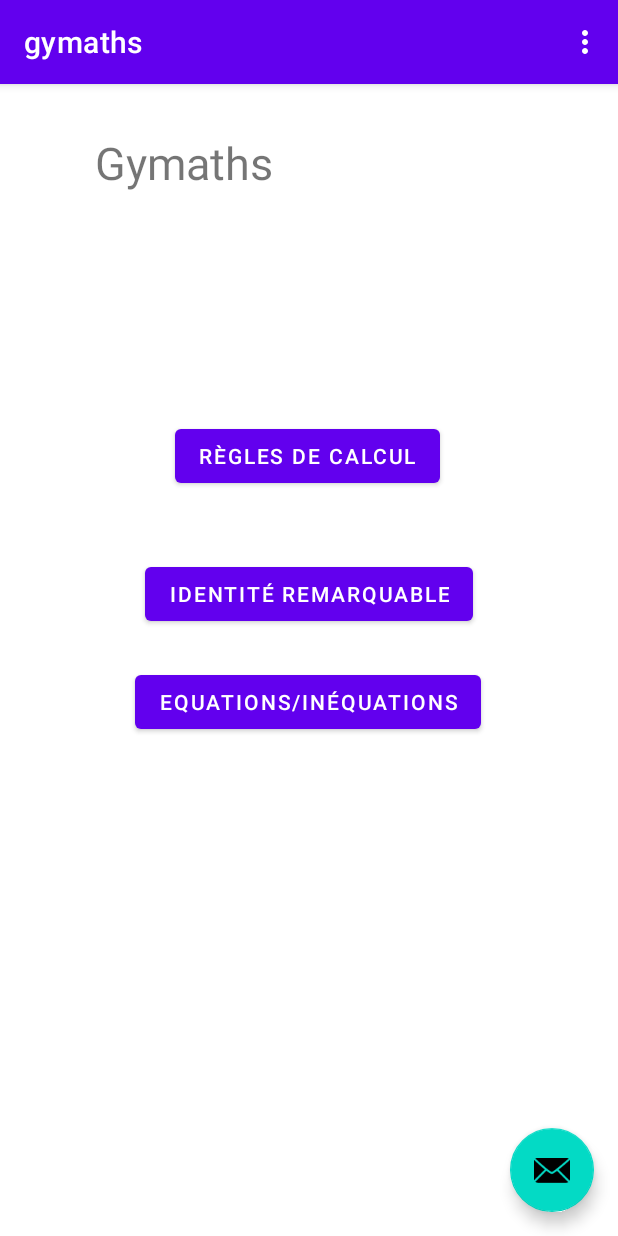
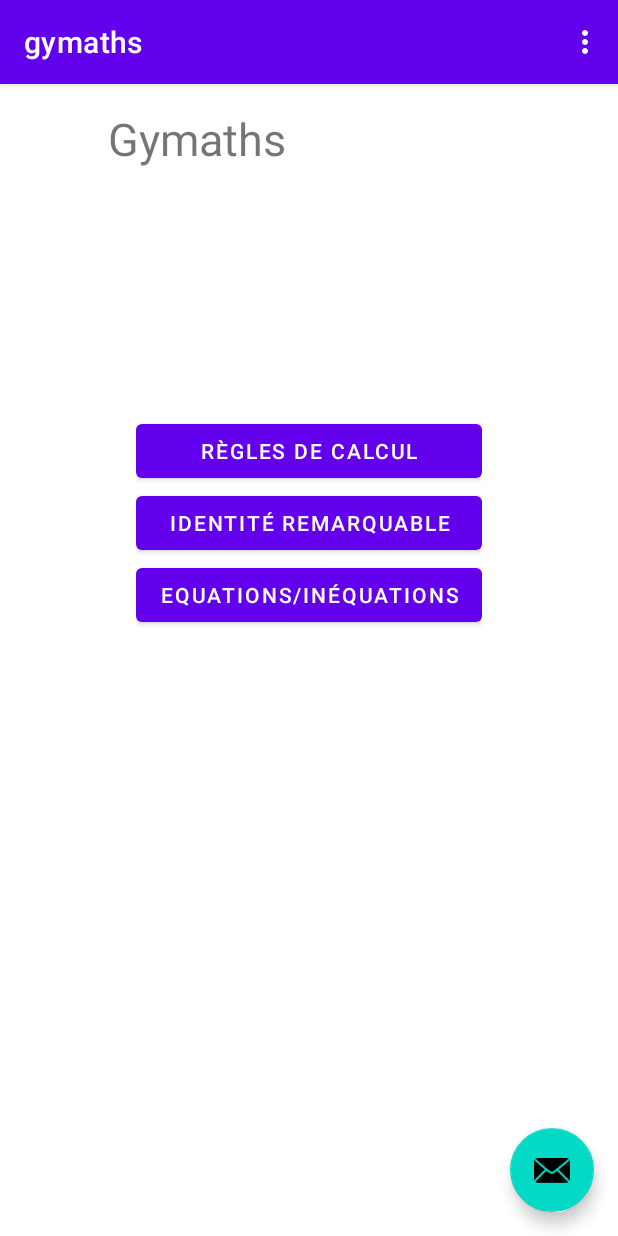
Before and after one commit to TheBoje/Gymaths, an Android app: the screen it shows after launch (MainActivity), on a phone screen of 412 x 824 dp. Run offline under Robolectric (Android 15) with nearby library versions, the phone set to English and light mode, and no system bars.

Commit message:
Les boutons de l'écran principal ont des largeurs égales maintenant

```diff
--- a/gymaths/app/src/main/java/com/example/gymaths/FirstFragment.kt
+++ b/gymaths/app/src/main/java/com/example/gymaths/FirstFragment.kt
@@ -24,7 +24,7 @@ class FirstFragment : Fragment() {
     override fun onViewCreated(view: View, savedInstanceState: Bundle?) {
         super.onViewCreated(view, savedInstanceState)
 
-        view.findViewById<Button>(R.id.button_first).setOnClickListener {
+        view.findViewById<Button>(R.id.regle_calculs).setOnClickListener {
             findNavController().navigate(R.id.action_FirstFragment_to_SecondFragment)
         }
     }
--- a/gymaths/app/src/main/res/layout/fragment_first.xml
+++ b/gymaths/app/src/main/res/layout/fragment_first.xml
@@ -10,45 +10,96 @@
         android:id="@+id/textview_first"
         android:layout_width="wrap_content"
         android:layout_height="wrap_content"
-        android:layout_marginTop="32dp"
+        android:layout_marginStart="16dp"
+        android:layout_marginLeft="16dp"
+        android:layout_marginTop="16dp"
         android:text="@string/gymaths"
         android:textSize="30sp"
         app:layout_constraintEnd_toEndOf="parent"
-        app:layout_constraintHorizontal_bias="0.216"
+        app:layout_constraintHorizontal_bias="0.202"
         app:layout_constraintStart_toStartOf="parent"
         app:layout_constraintTop_toTopOf="parent"
         tools:text="Gymaths" />
 
-    <Button
-        android:id="@+id/button_first"
+    <TableLayout
         android:layout_width="wrap_content"
         android:layout_height="wrap_content"
-        android:text="@string/regle_calculs"
         app:layout_constraintBottom_toBottomOf="parent"
         app:layout_constraintEnd_toEndOf="parent"
-        app:layout_constraintHorizontal_bias="0.497"
         app:layout_constraintStart_toStartOf="parent"
-        app:layout_constraintTop_toBottomOf="@id/textview_first"
-        app:layout_constraintVertical_bias="0.234" />
+        app:layout_constraintTop_toBottomOf="@+id/textview_first">
+
+        <TableRow
+            android:layout_width="match_parent"
+            android:layout_height="match_parent">
+
+            <Button
+                android:id="@+id/regle_calculs"
+                android:layout_width="wrap_content"
+                android:layout_height="wrap_content"
+                android:layout_marginTop="100dp"
+                android:text="@string/regle_calculs" />
+        </TableRow>
+
+        <TableRow
+            android:layout_width="match_parent"
+            android:layout_height="match_parent">
+
+            <Button
+                android:id="@+id/idRemarquables_button"
+                android:layout_width="wrap_content"
+                android:layout_height="wrap_content"
+                android:text="@string/id_remarquables" />
+        </TableRow>
+
+        <TableRow
+            android:layout_width="match_parent"
+            android:layout_height="match_parent">
+
+            <Button
+                android:id="@+id/button2"
+                android:layout_width="wrap_content"
+                android:layout_height="wrap_content"
+                android:layout_marginBottom="340dp"
+                android:text="@string/eq_ineq" />
+        </TableRow>
+
+    </TableLayout>
+
+    <!-- <Button
+        android:id="@+id/regle_calculs"
+        android:layout_width="wrap_content"
+        android:layout_height="wrap_content"
+        android:layout_marginTop="100dp"
+        android:text="@string/regle_calculs"
+        app:layout_constraintBottom_toTopOf="@+id/idRemarquables_button"
+        app:layout_constraintEnd_toEndOf="parent"
+        app:layout_constraintHorizontal_bias="0.5"
+        app:layout_constraintStart_toStartOf="parent"
+        app:layout_constraintTop_toBottomOf="@+id/textview_first"
+        app:layout_constraintVertical_bias="0.786" />
+
+    <Button
+        android:id="@+id/button2"
+        android:layout_width="wrap_content"
+        android:layout_height="wrap_content"
+        android:layout_marginBottom="340dp"
+        android:text="@string/eq_ineq"
+        app:layout_constraintBottom_toBottomOf="parent"
+        app:layout_constraintEnd_toEndOf="parent"
+        app:layout_constraintHorizontal_bias="0.5"
+        app:layout_constraintStart_toStartOf="parent"
+        app:layout_constraintTop_toBottomOf="@+id/idRemarquables_button" />
 
     <Button
         android:id="@+id/idRemarquables_button"
         android:layout_width="wrap_content"
         android:layout_height="wrap_content"
-        android:layout_marginBottom="404dp"
         android:text="@string/id_remarquables"
-        app:layout_constraintBottom_toBottomOf="parent"
+        app:layout_constraintBottom_toTopOf="@+id/button2"
         app:layout_constraintEnd_toEndOf="parent"
-        app:layout_constraintStart_toStartOf="parent" />
+        app:layout_constraintHorizontal_bias="0.5"
+        app:layout_constraintStart_toStartOf="parent"
+        app:layout_constraintTop_toBottomOf="@+id/regle_calculs" /> -->
 
-    <Button
-        android:id="@+id/button2"
-        android:layout_width="wrap_content"
-        android:layout_height="wrap_content"
-        android:layout_marginBottom="332dp"
-        android:text="@string/eq_ineq"
-        app:layout_constraintBottom_toBottomOf="parent"
-        app:layout_constraintEnd_toEndOf="parent"
-        app:layout_constraintHorizontal_bias="0.497"
-        app:layout_constraintStart_toStartOf="parent" />
 </androidx.constraintlayout.widget.ConstraintLayout>
```
